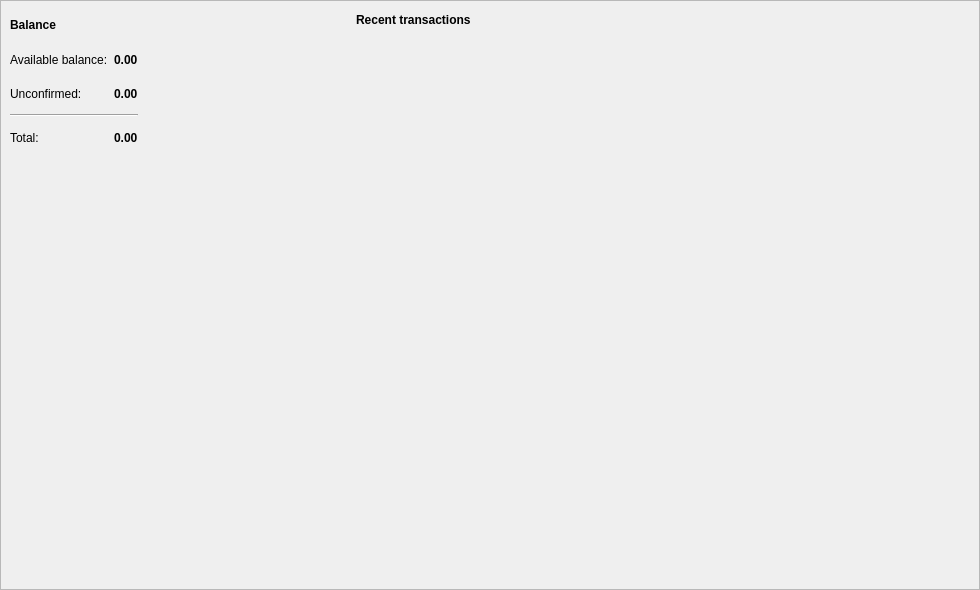
aejontargaryen/FanGoldWallet, file src/gui/ui/overviewframe.ui: the form before one commit.
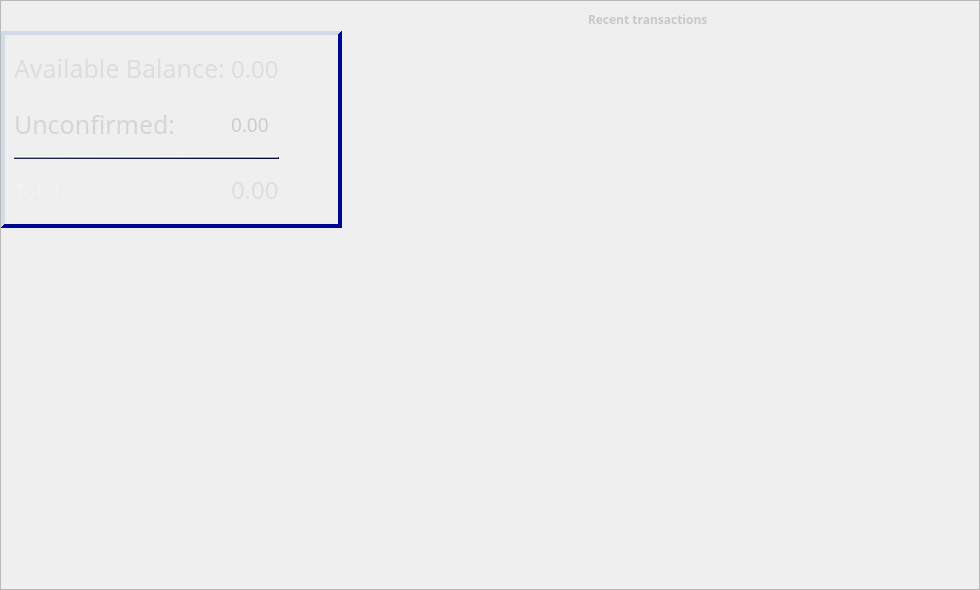
The form after the commit.

What changed in the file:
```diff
--- a/src/gui/ui/overviewframe.ui
+++ b/src/gui/ui/overviewframe.ui
@@ -41,160 +41,9 @@
    <property name="verticalSpacing">
     <number>0</number>
    </property>
-   <item row="0" column="0">
-    <widget class="QFrame" name="m_overviewWalletFrame">
-     <property name="minimumSize">
-      <size>
-       <width>0</width>
-       <height>160</height>
-      </size>
-     </property>
-     <property name="maximumSize">
-      <size>
-       <width>16777215</width>
-       <height>160</height>
-      </size>
-     </property>
-     <property name="frameShape">
-      <enum>QFrame::NoFrame</enum>
-     </property>
-     <property name="frameShadow">
-      <enum>QFrame::Raised</enum>
-     </property>
-     <layout class="QGridLayout" name="gridLayout_2">
-      <item row="4" column="1">
-       <widget class="QLabel" name="m_totalBalanceLabel">
-        <property name="font">
-         <font>
-          <weight>75</weight>
-          <bold>true</bold>
-         </font>
-        </property>
-        <property name="text">
-         <string notr="true">0.00</string>
-        </property>
-       </widget>
-      </item>
-      <item row="1" column="1">
-       <widget class="QLabel" name="m_actualBalanceLabel">
-        <property name="font">
-         <font>
-          <weight>75</weight>
-          <bold>true</bold>
-         </font>
-        </property>
-        <property name="text">
-         <string notr="true">0.00</string>
-        </property>
-       </widget>
-      </item>
-      <item row="4" column="0">
-       <widget class="QLabel" name="label_6">
-        <property name="text">
-         <string>Total:</string>
-        </property>
-       </widget>
-      </item>
-      <item row="1" column="2">
-       <widget class="QLabel" name="m_tickerLabel1">
-        <property name="text">
-         <string notr="true"/>
-        </property>
-       </widget>
-      </item>
-      <item row="0" column="0">
-       <widget class="QLabel" name="label">
-        <property name="font">
-         <font>
-          <weight>75</weight>
-          <bold>true</bold>
-         </font>
-        </property>
-        <property name="text">
-         <string>Balance</string>
-        </property>
-       </widget>
-      </item>
-      <item row="2" column="0">
-       <widget class="QLabel" name="label_4">
-        <property name="text">
-         <string>Unconfirmed:</string>
-        </property>
-       </widget>
-      </item>
-      <item row="1" column="0">
-       <widget class="QLabel" name="label_2">
-        <property name="text">
-         <string>Available balance:</string>
-        </property>
-       </widget>
-      </item>
-      <item row="3" column="0" colspan="2">
-       <widget class="Line" name="line">
-        <property name="orientation">
-         <enum>Qt::Horizontal</enum>
-        </property>
-       </widget>
-      </item>
-      <item row="2" column="1">
-       <widget class="QLabel" name="m_pendingBalanceLabel">
-        <property name="font">
-         <font>
-          <weight>75</weight>
-          <bold>true</bold>
-         </font>
-        </property>
-        <property name="text">
-         <string notr="true">0.00</string>
-        </property>
-       </widget>
-      </item>
-      <item row="4" column="2">
-       <widget class="QLabel" name="m_tickerLabel3">
-        <property name="text">
-         <string notr="true"/>
-        </property>
-       </widget>
-      </item>
-      <item row="2" column="2">
-       <widget class="QLabel" name="m_tickerLabel2">
-        <property name="text">
-         <string notr="true"/>
-        </property>
-       </widget>
-      </item>
-      <item row="2" column="3">
-       <spacer name="horizontalSpacer_2">
-        <property name="orientation">
-         <enum>Qt::Horizontal</enum>
-        </property>
-        <property name="sizeHint" stdset="0">
-         <size>
-          <width>40</width>
-          <height>20</height>
-         </size>
-        </property>
-       </spacer>
-      </item>
-     </layout>
-    </widget>
-   </item>
-   <item row="1" column="0" rowspan="2">
-    <spacer name="verticalSpacer">
-     <property name="orientation">
-      <enum>Qt::Vertical</enum>
-     </property>
-     <property name="sizeType">
-      <enum>QSizePolicy::Expanding</enum>
-     </property>
-     <property name="sizeHint" stdset="0">
-      <size>
-       <width>20</width>
-       <height>425</height>
-      </size>
-     </property>
-    </spacer>
-   </item>
+   <property name="margin">
+    <number>0</number>
+   </property>
    <item row="0" column="1" rowspan="3">
     <widget class="QFrame" name="frame_2">
      <property name="minimumSize">
@@ -218,16 +67,17 @@
      <layout class="QVBoxLayout" name="verticalLayout">
       <item>
        <layout class="QHBoxLayout" name="horizontalLayout">
-        <item>
+        <item alignment="Qt::AlignHCenter">
          <widget class="QLabel" name="label_8">
           <property name="font">
            <font>
+            <family>Game of Thrones</family>
             <weight>75</weight>
             <bold>true</bold>
            </font>
           </property>
           <property name="text">
-           <string>Recent transactions</string>
+           <string>&lt;html&gt;&lt;head/&gt;&lt;body&gt;&lt;p&gt;&lt;span style=&quot; color:#cbc7c4;&quot;&gt;Recent transactions&lt;/span&gt;&lt;/p&gt;&lt;/body&gt;&lt;/html&gt;</string>
           </property>
          </widget>
         </item>
@@ -236,9 +86,12 @@
           <property name="orientation">
            <enum>Qt::Horizontal</enum>
           </property>
+          <property name="sizeType">
+           <enum>QSizePolicy::Preferred</enum>
+          </property>
           <property name="sizeHint" stdset="0">
            <size>
-            <width>40</width>
+            <width>29</width>
             <height>20</height>
            </size>
           </property>
@@ -350,6 +203,954 @@
      </layout>
     </widget>
    </item>
+   <item row="2" column="0">
+    <spacer name="verticalSpacer">
+     <property name="orientation">
+      <enum>Qt::Vertical</enum>
+     </property>
+     <property name="sizeType">
+      <enum>QSizePolicy::Expanding</enum>
+     </property>
+     <property name="sizeHint" stdset="0">
+      <size>
+       <width>20</width>
+       <height>300</height>
+      </size>
+     </property>
+    </spacer>
+   </item>
+   <item row="1" column="0">
+    <widget class="QFrame" name="m_overviewWalletFrame">
+     <property name="sizePolicy">
+      <sizepolicy hsizetype="Preferred" vsizetype="Expanding">
+       <horstretch>0</horstretch>
+       <verstretch>0</verstretch>
+      </sizepolicy>
+     </property>
+     <property name="minimumSize">
+      <size>
+       <width>0</width>
+       <height>160</height>
+      </size>
+     </property>
+     <property name="maximumSize">
+      <size>
+       <width>16777215</width>
+       <height>197</height>
+      </size>
+     </property>
+     <property name="palette">
+      <palette>
+       <active>
+        <colorrole role="WindowText">
+         <brush brushstyle="SolidPattern">
+          <color alpha="255">
+           <red>255</red>
+           <green>255</green>
+           <blue>255</blue>
+          </color>
+         </brush>
+        </colorrole>
+        <colorrole role="Button">
+         <brush brushstyle="SolidPattern">
+          <color alpha="255">
+           <red>13</red>
+           <green>13</green>
+           <blue>13</blue>
+          </color>
+         </brush>
+        </colorrole>
+        <colorrole role="Light">
+         <brush brushstyle="SolidPattern">
+          <color alpha="255">
+           <red>208</red>
+           <green>219</green>
+           <blue>229</blue>
+          </color>
+         </brush>
+        </colorrole>
+        <colorrole role="Midlight">
+         <brush brushstyle="SolidPattern">
+          <color alpha="255">
+           <red>152</red>
+           <green>174</green>
+           <blue>200</blue>
+          </color>
+         </brush>
+        </colorrole>
+        <colorrole role="Dark">
+         <brush brushstyle="SolidPattern">
+          <color alpha="255">
+           <red>0</red>
+           <green>7</green>
+           <blue>144</blue>
+          </color>
+         </brush>
+        </colorrole>
+        <colorrole role="Mid">
+         <brush brushstyle="SolidPattern">
+          <color alpha="255">
+           <red>136</red>
+           <green>149</green>
+           <blue>186</blue>
+          </color>
+         </brush>
+        </colorrole>
+        <colorrole role="Text">
+         <brush brushstyle="SolidPattern">
+          <color alpha="255">
+           <red>203</red>
+           <green>199</green>
+           <blue>196</blue>
+          </color>
+         </brush>
+        </colorrole>
+        <colorrole role="ButtonText">
+         <brush brushstyle="SolidPattern">
+          <color alpha="255">
+           <red>76</red>
+           <green>76</green>
+           <blue>76</blue>
+          </color>
+         </brush>
+        </colorrole>
+        <colorrole role="Base">
+         <brush brushstyle="SolidPattern">
+          <color alpha="255">
+           <red>13</red>
+           <green>13</green>
+           <blue>13</blue>
+          </color>
+         </brush>
+        </colorrole>
+        <colorrole role="Window">
+         <brush brushstyle="SolidPattern">
+          <color alpha="255">
+           <red>13</red>
+           <green>13</green>
+           <blue>13</blue>
+          </color>
+         </brush>
+        </colorrole>
+        <colorrole role="Shadow">
+         <brush brushstyle="SolidPattern">
+          <color alpha="255">
+           <red>33</red>
+           <green>29</green>
+           <blue>135</blue>
+          </color>
+         </brush>
+        </colorrole>
+       </active>
+       <inactive>
+        <colorrole role="WindowText">
+         <brush brushstyle="SolidPattern">
+          <color alpha="255">
+           <red>255</red>
+           <green>255</green>
+           <blue>255</blue>
+          </color>
+         </brush>
+        </colorrole>
+        <colorrole role="Button">
+         <brush brushstyle="SolidPattern">
+          <color alpha="255">
+           <red>13</red>
+           <green>13</green>
+           <blue>13</blue>
+          </color>
+         </brush>
+        </colorrole>
+        <colorrole role="Light">
+         <brush brushstyle="SolidPattern">
+          <color alpha="255">
+           <red>208</red>
+           <green>219</green>
+           <blue>229</blue>
+          </color>
+         </brush>
+        </colorrole>
+        <colorrole role="Midlight">
+         <brush brushstyle="SolidPattern">
+          <color alpha="255">
+           <red>152</red>
+           <green>174</green>
+           <blue>200</blue>
+          </color>
+         </brush>
+        </colorrole>
+        <colorrole role="Dark">
+         <brush brushstyle="SolidPattern">
+          <color alpha="255">
+           <red>0</red>
+           <green>7</green>
+           <blue>144</blue>
+          </color>
+         </brush>
+        </colorrole>
+        <colorrole role="Mid">
+         <brush brushstyle="SolidPattern">
+          <color alpha="255">
+           <red>136</red>
+           <green>149</green>
+           <blue>186</blue>
+          </color>
+         </brush>
+        </colorrole>
+        <colorrole role="Text">
+         <brush brushstyle="SolidPattern">
+          <color alpha="255">
+           <red>203</red>
+           <green>199</green>
+           <blue>196</blue>
+          </color>
+         </brush>
+        </colorrole>
+        <colorrole role="ButtonText">
+         <brush brushstyle="SolidPattern">
+          <color alpha="255">
+           <red>76</red>
+           <green>76</green>
+           <blue>76</blue>
+          </color>
+         </brush>
+        </colorrole>
+        <colorrole role="Base">
+         <brush brushstyle="SolidPattern">
+          <color alpha="255">
+           <red>13</red>
+           <green>13</green>
+           <blue>13</blue>
+          </color>
+         </brush>
+        </colorrole>
+        <colorrole role="Window">
+         <brush brushstyle="SolidPattern">
+          <color alpha="255">
+           <red>13</red>
+           <green>13</green>
+           <blue>13</blue>
+          </color>
+         </brush>
+        </colorrole>
+        <colorrole role="Shadow">
+         <brush brushstyle="SolidPattern">
+          <color alpha="255">
+           <red>33</red>
+           <green>29</green>
+           <blue>135</blue>
+          </color>
+         </brush>
+        </colorrole>
+       </inactive>
+       <disabled>
+        <colorrole role="WindowText">
+         <brush brushstyle="SolidPattern">
+          <color alpha="255">
+           <red>0</red>
+           <green>7</green>
+           <blue>144</blue>
+          </color>
+         </brush>
+        </colorrole>
+        <colorrole role="Button">
+         <brush brushstyle="SolidPattern">
+          <color alpha="255">
+           <red>13</red>
+           <green>13</green>
+           <blue>13</blue>
+          </color>
+         </brush>
+        </colorrole>
+        <colorrole role="Light">
+         <brush brushstyle="SolidPattern">
+          <color alpha="255">
+           <red>208</red>
+           <green>219</green>
+           <blue>229</blue>
+          </color>
+         </brush>
+        </colorrole>
+        <colorrole role="Midlight">
+         <brush brushstyle="SolidPattern">
+          <color alpha="255">
+           <red>152</red>
+           <green>174</green>
+           <blue>200</blue>
+          </color>
+         </brush>
+        </colorrole>
+        <colorrole role="Dark">
+         <brush brushstyle="SolidPattern">
+          <color alpha="255">
+           <red>0</red>
+           <green>7</green>
+           <blue>144</blue>
+          </color>
+         </brush>
+        </colorrole>
+        <colorrole role="Mid">
+         <brush brushstyle="SolidPattern">
+          <color alpha="255">
+           <red>136</red>
+           <green>149</green>
+           <blue>186</blue>
+          </color>
+         </brush>
+        </colorrole>
+        <colorrole role="Text">
+         <brush brushstyle="SolidPattern">
+          <color alpha="255">
+           <red>0</red>
+           <green>7</green>
+           <blue>144</blue>
+          </color>
+         </brush>
+        </colorrole>
+        <colorrole role="ButtonText">
+         <brush brushstyle="SolidPattern">
+          <color alpha="255">
+           <red>0</red>
+           <green>7</green>
+           <blue>144</blue>
+          </color>
+         </brush>
+        </colorrole>
+        <colorrole role="Base">
+         <brush brushstyle="SolidPattern">
+          <color alpha="255">
+           <red>13</red>
+           <green>13</green>
+           <blue>13</blue>
+          </color>
+         </brush>
+        </colorrole>
+        <colorrole role="Window">
+         <brush brushstyle="SolidPattern">
+          <color alpha="255">
+           <red>13</red>
+           <green>13</green>
+           <blue>13</blue>
+          </color>
+         </brush>
+        </colorrole>
+        <colorrole role="Shadow">
+         <brush brushstyle="SolidPattern">
+          <color alpha="255">
+           <red>33</red>
+           <green>29</green>
+           <blue>135</blue>
+          </color>
+         </brush>
+        </colorrole>
+       </disabled>
+      </palette>
+     </property>
+     <property name="font">
+      <font>
+       <family>Onciale PhF</family>
+       <pointsize>12</pointsize>
+      </font>
+     </property>
+     <property name="styleSheet">
+      <string notr="true">font-color: rgb(212, 208, 206);
+border-bottom: 3px solid;
+border-bottom-color: qlineargradient(spread:pad, x1:0.505, y1:0, x2:0.495, y2:1, stop:0 rgba(0, 0, 156, 255), stop:0.78 rgba(0, 0, 46, 197), stop:1 rgba(0, 0, 0, 124));
+</string>
+     </property>
+     <property name="frameShape">
+      <enum>QFrame::Panel</enum>
+     </property>
+     <property name="frameShadow">
+      <enum>QFrame::Raised</enum>
+     </property>
+     <property name="lineWidth">
+      <number>4</number>
+     </property>
+     <property name="midLineWidth">
+      <number>0</number>
+     </property>
+     <layout class="QGridLayout" name="gridLayout_2">
+      <property name="sizeConstraint">
+       <enum>QLayout::SetDefaultConstraint</enum>
+      </property>
+      <item row="3" column="1">
+       <widget class="QLabel" name="m_totalBalanceLabel">
+        <property name="palette">
+         <palette>
+          <active>
+           <colorrole role="Button">
+            <brush brushstyle="SolidPattern">
+             <color alpha="255">
+              <red>13</red>
+              <green>13</green>
+              <blue>13</blue>
+             </color>
+            </brush>
+           </colorrole>
+           <colorrole role="Text">
+            <brush brushstyle="SolidPattern">
+             <color alpha="255">
+              <red>236</red>
+              <green>236</green>
+              <blue>236</blue>
+             </color>
+            </brush>
+           </colorrole>
+           <colorrole role="Base">
+            <brush brushstyle="SolidPattern">
+             <color alpha="255">
+              <red>13</red>
+              <green>13</green>
+              <blue>13</blue>
+             </color>
+            </brush>
+           </colorrole>
+           <colorrole role="Window">
+            <brush brushstyle="SolidPattern">
+             <color alpha="255">
+              <red>13</red>
+              <green>13</green>
+              <blue>13</blue>
+             </color>
+            </brush>
+           </colorrole>
+          </active>
+          <inactive>
+           <colorrole role="Button">
+            <brush brushstyle="SolidPattern">
+             <color alpha="255">
+              <red>13</red>
+              <green>13</green>
+              <blue>13</blue>
+             </color>
+            </brush>
+           </colorrole>
+           <colorrole role="Text">
+            <brush brushstyle="SolidPattern">
+             <color alpha="255">
+              <red>236</red>
+              <green>236</green>
+              <blue>236</blue>
+             </color>
+            </brush>
+           </colorrole>
+           <colorrole role="Base">
+            <brush brushstyle="SolidPattern">
+             <color alpha="255">
+              <red>13</red>
+              <green>13</green>
+              <blue>13</blue>
+             </color>
+            </brush>
+           </colorrole>
+           <colorrole role="Window">
+            <brush brushstyle="SolidPattern">
+             <color alpha="255">
+              <red>13</red>
+              <green>13</green>
+              <blue>13</blue>
+             </color>
+            </brush>
+           </colorrole>
+          </inactive>
+          <disabled>
+           <colorrole role="Button">
+            <brush brushstyle="SolidPattern">
+             <color alpha="255">
+              <red>13</red>
+              <green>13</green>
+              <blue>13</blue>
+             </color>
+            </brush>
+           </colorrole>
+           <colorrole role="Text">
+            <brush brushstyle="SolidPattern">
+             <color alpha="255">
+              <red>159</red>
+              <green>158</green>
+              <blue>158</blue>
+             </color>
+            </brush>
+           </colorrole>
+           <colorrole role="Base">
+            <brush brushstyle="SolidPattern">
+             <color alpha="255">
+              <red>13</red>
+              <green>13</green>
+              <blue>13</blue>
+             </color>
+            </brush>
+           </colorrole>
+           <colorrole role="Window">
+            <brush brushstyle="SolidPattern">
+             <color alpha="255">
+              <red>13</red>
+              <green>13</green>
+              <blue>13</blue>
+             </color>
+            </brush>
+           </colorrole>
+          </disabled>
+         </palette>
+        </property>
+        <property name="font">
+         <font>
+          <family>Immortal</family>
+          <pointsize>18</pointsize>
+          <weight>50</weight>
+          <italic>false</italic>
+          <bold>false</bold>
+          <underline>false</underline>
+         </font>
+        </property>
+        <property name="frameShape">
+         <enum>QFrame::NoFrame</enum>
+        </property>
+        <property name="frameShadow">
+         <enum>QFrame::Plain</enum>
+        </property>
+        <property name="text">
+         <string notr="true">&lt;html&gt;&lt;head/&gt;&lt;body&gt;&lt;p&gt;&lt;span style=&quot; color:#dedede;&quot;&gt;0.00&lt;/span&gt;&lt;/p&gt;&lt;/body&gt;&lt;/html&gt;</string>
+        </property>
+        <property name="margin">
+         <number>0</number>
+        </property>
+        <property name="indent">
+         <number>0</number>
+        </property>
+       </widget>
+      </item>
+      <item row="0" column="1">
+       <widget class="QLabel" name="m_actualBalanceLabel">
+        <property name="palette">
+         <palette>
+          <active>
+           <colorrole role="Button">
+            <brush brushstyle="SolidPattern">
+             <color alpha="255">
+              <red>13</red>
+              <green>13</green>
+              <blue>13</blue>
+             </color>
+            </brush>
+           </colorrole>
+           <colorrole role="Text">
+            <brush brushstyle="SolidPattern">
+             <color alpha="255">
+              <red>236</red>
+              <green>236</green>
+              <blue>236</blue>
+             </color>
+            </brush>
+           </colorrole>
+           <colorrole role="Base">
+            <brush brushstyle="SolidPattern">
+             <color alpha="255">
+              <red>13</red>
+              <green>13</green>
+              <blue>13</blue>
+             </color>
+            </brush>
+           </colorrole>
+           <colorrole role="Window">
+            <brush brushstyle="SolidPattern">
+             <color alpha="255">
+              <red>13</red>
+              <green>13</green>
+              <blue>13</blue>
+             </color>
+            </brush>
+           </colorrole>
+          </active>
+          <inactive>
+           <colorrole role="Button">
+            <brush brushstyle="SolidPattern">
+             <color alpha="255">
+              <red>13</red>
+              <green>13</green>
+              <blue>13</blue>
+             </color>
+            </brush>
+           </colorrole>
+           <colorrole role="Text">
+            <brush brushstyle="SolidPattern">
+             <color alpha="255">
+              <red>236</red>
+              <green>236</green>
+              <blue>236</blue>
+             </color>
+            </brush>
+           </colorrole>
+           <colorrole role="Base">
+            <brush brushstyle="SolidPattern">
+             <color alpha="255">
+              <red>13</red>
+              <green>13</green>
+              <blue>13</blue>
+             </color>
+            </brush>
+           </colorrole>
+           <colorrole role="Window">
+            <brush brushstyle="SolidPattern">
+             <color alpha="255">
+              <red>13</red>
+              <green>13</green>
+              <blue>13</blue>
+             </color>
+            </brush>
+           </colorrole>
+          </inactive>
+          <disabled>
+           <colorrole role="Button">
+            <brush brushstyle="SolidPattern">
+             <color alpha="255">
+              <red>13</red>
+              <green>13</green>
+              <blue>13</blue>
+             </color>
+            </brush>
+           </colorrole>
+           <colorrole role="Text">
+            <brush brushstyle="SolidPattern">
+             <color alpha="255">
+              <red>159</red>
+              <green>158</green>
+              <blue>158</blue>
+             </color>
+            </brush>
+           </colorrole>
+           <colorrole role="Base">
+            <brush brushstyle="SolidPattern">
+             <color alpha="255">
+              <red>13</red>
+              <green>13</green>
+              <blue>13</blue>
+             </color>
+            </brush>
+           </colorrole>
+           <colorrole role="Window">
+            <brush brushstyle="SolidPattern">
+             <color alpha="255">
+              <red>13</red>
+              <green>13</green>
+              <blue>13</blue>
+             </color>
+            </brush>
+           </colorrole>
+          </disabled>
+         </palette>
+        </property>
+        <property name="font">
+         <font>
+          <family>Immortal</family>
+          <pointsize>18</pointsize>
+          <weight>50</weight>
+          <bold>false</bold>
+          <underline>false</underline>
+          <kerning>true</kerning>
+         </font>
+        </property>
+        <property name="text">
+         <string notr="true">&lt;html&gt;&lt;head/&gt;&lt;body&gt;&lt;p&gt;&lt;span style=&quot; color:#dedede;&quot;&gt;0.00&lt;/span&gt;&lt;/p&gt;&lt;/body&gt;&lt;/html&gt;</string>
+        </property>
+        <property name="textFormat">
+         <enum>Qt::AutoText</enum>
+        </property>
+        <property name="scaledContents">
+         <bool>true</bool>
+        </property>
+        <property name="alignment">
+         <set>Qt::AlignLeading|Qt::AlignLeft|Qt::AlignVCenter</set>
+        </property>
+        <property name="wordWrap">
+         <bool>false</bool>
+        </property>
+        <property name="margin">
+         <number>1</number>
+        </property>
+        <property name="indent">
+         <number>0</number>
+        </property>
+       </widget>
+      </item>
+      <item row="3" column="0">
+       <widget class="QLabel" name="label_6">
+        <property name="font">
+         <font>
+          <family>Game of Thrones</family>
+          <pointsize>15</pointsize>
+         </font>
+        </property>
+        <property name="text">
+         <string>&lt;html&gt;&lt;head/&gt;&lt;body&gt;&lt;p&gt;&lt;span style=&quot; color:#f1f3f3;&quot;&gt;Total:&lt;/span&gt;&lt;/p&gt;&lt;/body&gt;&lt;/html&gt;</string>
+        </property>
+       </widget>
+      </item>
+      <item row="0" column="2">
+       <widget class="QLabel" name="m_tickerLabel1">
+        <property name="font">
+         <font>
+          <family>Onciale PhF</family>
+          <pointsize>11</pointsize>
+         </font>
+        </property>
+        <property name="text">
+         <string notr="true"/>
+        </property>
+       </widget>
+      </item>
+      <item row="1" column="0">
+       <widget class="QLabel" name="label_4">
+        <property name="font">
+         <font>
+          <family>Blood and Blade</family>
+          <pointsize>19</pointsize>
+          <underline>false</underline>
+          <kerning>false</kerning>
+         </font>
+        </property>
+        <property name="text">
+         <string>&lt;html&gt;&lt;head/&gt;&lt;body&gt;&lt;p&gt;&lt;span style=&quot; color:#d5d5d5;&quot;&gt;Unconfirmed:&lt;/span&gt;&lt;/p&gt;&lt;/body&gt;&lt;/html&gt;</string>
+        </property>
+       </widget>
+      </item>
+      <item row="0" column="0">
+       <widget class="QLabel" name="label_2">
+        <property name="font">
+         <font>
+          <family>Blood and Blade</family>
+          <pointsize>19</pointsize>
+          <weight>50</weight>
+          <italic>false</italic>
+          <bold>false</bold>
+          <underline>false</underline>
+          <kerning>true</kerning>
+         </font>
+        </property>
+        <property name="styleSheet">
+         <string notr="true">font-color: qlineargradient(spread:pad, x1:0.515, y1:1, x2:0.53, y2:0, stop:0 rgba(154, 187, 205, 255), stop:0.62 rgba(184, 195, 200, 255), stop:1 rgba(203, 203, 203, 255));</string>
+        </property>
+        <property name="text">
+         <string>&lt;html&gt;&lt;head/&gt;&lt;body&gt;&lt;p&gt;&lt;span style=&quot; color:#dddddd;&quot;&gt;Available Balance:&lt;/span&gt;&lt;/p&gt;&lt;/body&gt;&lt;/html&gt;</string>
+        </property>
+       </widget>
+      </item>
+      <item row="2" column="0" colspan="2">
+       <widget class="Line" name="line">
+        <property name="styleSheet">
+         <string notr="true">background-color: qlineargradient(spread:pad, x1:0, y1:0, x2:1, y2:1, stop:0 rgba(216, 226, 255, 255), stop:1 rgba(0, 26, 90, 255));</string>
+        </property>
+        <property name="frameShadow">
+         <enum>QFrame::Raised</enum>
+        </property>
+        <property name="lineWidth">
+         <number>1</number>
+        </property>
+        <property name="midLineWidth">
+         <number>0</number>
+        </property>
+        <property name="orientation">
+         <enum>Qt::Horizontal</enum>
+        </property>
+       </widget>
+      </item>
+      <item row="1" column="1">
+       <widget class="QLabel" name="m_pendingBalanceLabel">
+        <property name="palette">
+         <palette>
+          <active>
+           <colorrole role="Button">
+            <brush brushstyle="SolidPattern">
+             <color alpha="255">
+              <red>13</red>
+              <green>13</green>
+              <blue>13</blue>
+             </color>
+            </brush>
+           </colorrole>
+           <colorrole role="Text">
+            <brush brushstyle="SolidPattern">
+             <color alpha="255">
+              <red>231</red>
+              <green>246</green>
+              <blue>255</blue>
+             </color>
+            </brush>
+           </colorrole>
+           <colorrole role="Base">
+            <brush brushstyle="SolidPattern">
+             <color alpha="255">
+              <red>13</red>
+              <green>13</green>
+              <blue>13</blue>
+             </color>
+            </brush>
+           </colorrole>
+           <colorrole role="Window">
+            <brush brushstyle="SolidPattern">
+             <color alpha="255">
+              <red>13</red>
+              <green>13</green>
+              <blue>13</blue>
+             </color>
+            </brush>
+           </colorrole>
+          </active>
+          <inactive>
+           <colorrole role="Button">
+            <brush brushstyle="SolidPattern">
+             <color alpha="255">
+              <red>13</red>
+              <green>13</green>
+              <blue>13</blue>
+             </color>
+            </brush>
+           </colorrole>
+           <colorrole role="Text">
+            <brush brushstyle="SolidPattern">
+             <color alpha="255">
+              <red>231</red>
+              <green>246</green>
+              <blue>255</blue>
+             </color>
+            </brush>
+           </colorrole>
+           <colorrole role="Base">
+            <brush brushstyle="SolidPattern">
+             <color alpha="255">
+              <red>13</red>
+              <green>13</green>
+              <blue>13</blue>
+             </color>
+            </brush>
+           </colorrole>
+           <colorrole role="Window">
+            <brush brushstyle="SolidPattern">
+             <color alpha="255">
+              <red>13</red>
+              <green>13</green>
+              <blue>13</blue>
+             </color>
+            </brush>
+           </colorrole>
+          </inactive>
+          <disabled>
+           <colorrole role="Button">
+            <brush brushstyle="SolidPattern">
+             <color alpha="255">
+              <red>13</red>
+              <green>13</green>
+              <blue>13</blue>
+             </color>
+            </brush>
+           </colorrole>
+           <colorrole role="Text">
+            <brush brushstyle="SolidPattern">
+             <color alpha="255">
+              <red>159</red>
+              <green>158</green>
+              <blue>158</blue>
+             </color>
+            </brush>
+           </colorrole>
+           <colorrole role="Base">
+            <brush brushstyle="SolidPattern">
+             <color alpha="255">
+              <red>13</red>
+              <green>13</green>
+              <blue>13</blue>
+             </color>
+            </brush>
+           </colorrole>
+           <colorrole role="Window">
+            <brush brushstyle="SolidPattern">
+             <color alpha="255">
+              <red>13</red>
+              <green>13</green>
+              <blue>13</blue>
+             </color>
+            </brush>
+           </colorrole>
+          </disabled>
+         </palette>
+        </property>
+        <property name="font">
+         <font>
+          <family>Immortal</family>
+          <pointsize>14</pointsize>
+          <weight>50</weight>
+          <bold>false</bold>
+         </font>
+        </property>
+        <property name="text">
+         <string notr="true">&lt;html&gt;&lt;head/&gt;&lt;body&gt;&lt;p&gt;&lt;span style=&quot; color:#cccccc;&quot;&gt;0.00&lt;/span&gt;&lt;/p&gt;&lt;/body&gt;&lt;/html&gt;</string>
+        </property>
+        <property name="indent">
+         <number>0</number>
+        </property>
+       </widget>
+      </item>
+      <item row="3" column="2">
+       <widget class="QLabel" name="m_tickerLabel3">
+        <property name="font">
+         <font>
+          <family>Onciale PhF</family>
+         </font>
+        </property>
+        <property name="text">
+         <string notr="true"/>
+        </property>
+       </widget>
+      </item>
+      <item row="1" column="2">
+       <widget class="QLabel" name="m_tickerLabel2">
+        <property name="font">
+         <font>
+          <family>Onciale PhF</family>
+          <pointsize>11</pointsize>
+         </font>
+        </property>
+        <property name="text">
+         <string notr="true"/>
+        </property>
+       </widget>
+      </item>
+      <item row="1" column="3">
+       <spacer name="horizontalSpacer_2">
+        <property name="orientation">
+         <enum>Qt::Horizontal</enum>
+        </property>
+        <property name="sizeType">
+         <enum>QSizePolicy::Expanding</enum>
+        </property>
+        <property name="sizeHint" stdset="0">
+         <size>
+          <width>25</width>
+          <height>20</height>
+         </size>
+        </property>
+       </spacer>
+      </item>
+     </layout>
+    </widget>
+   </item>
+   <item row="0" column="0">
+    <spacer name="verticalSpacer_2">
+     <property name="orientation">
+      <enum>Qt::Vertical</enum>
+     </property>
+     <property name="sizeType">
+      <enum>QSizePolicy::Maximum</enum>
+     </property>
+     <property name="sizeHint" stdset="0">
+      <size>
+       <width>20</width>
+       <height>30</height>
+      </size>
+     </property>
+    </spacer>
+   </item>
   </layout>
  </widget>
  <resources/>
```
Left out of the diff: 93 changed lines with no effect on the pictures.
